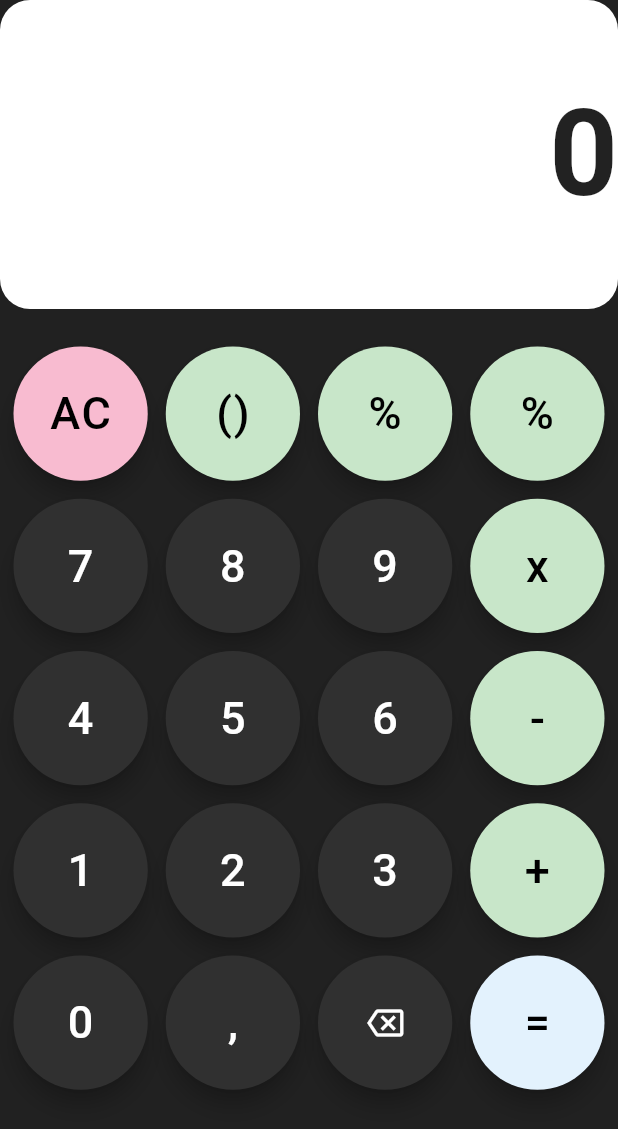
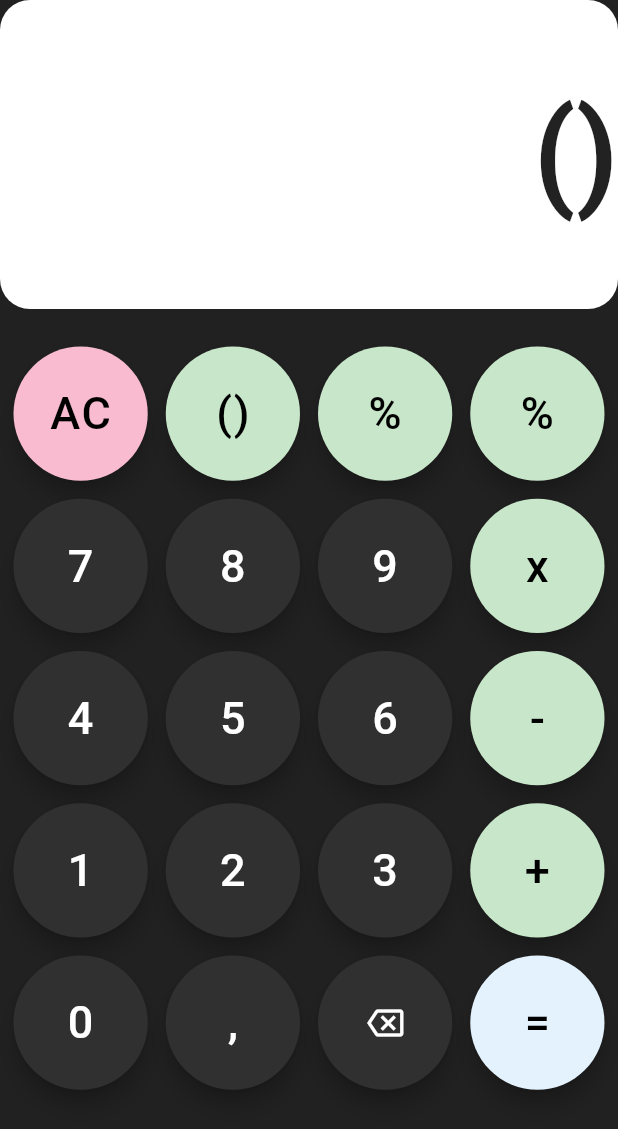
Before and after one commit to FelixBlessing/calculator, a Flutter app: the screen it shows after launch, after a tap on "()", on a phone screen of 412 x 824 dp. Shown: the top 1129 px of the screen. Run offline on Flutter 3.47's test engine with Material 2 defaults, Android fonts, the phone set to English and light mode, and no system bars.

Commit message:
Erste Buttonfunktionen

```diff
--- a/lib/presentation/calculation_page.dart
+++ b/lib/presentation/calculation_page.dart
@@ -1,11 +1,26 @@
 import 'package:flutter/material.dart';
 
-class CalculationPage extends StatelessWidget {
+class CalculationPage extends StatefulWidget {
   const CalculationPage({ Key? key }) : super(key: key);
 
   @override
+  _CalculationPage createState() => _CalculationPage();
+}
+
+class _CalculationPage extends State<CalculationPage> {
+  String _result = "0";
+  @override
   Widget build(BuildContext context) {
     final size = MediaQuery.of(context).size;
+
+
+    void setResult(String zahl) {
+      setState(() {
+        _result = zahl;
+      });
+  }
+
+
     return Scaffold(
       backgroundColor: Colors.grey[900],
 /*       appBar: AppBar(
@@ -23,7 +38,7 @@ class CalculationPage extends StatelessWidget {
               decoration: BoxDecoration(borderRadius: BorderRadius.circular(20), color: Colors.white),
               child: Align(
                 alignment: Alignment.centerRight,
-                child: Text("0", style: TextStyle(fontSize: 80, fontWeight: FontWeight.bold),)
+                child: Text(_result, style: TextStyle(fontSize: 80, fontWeight: FontWeight.bold),)
                 ),
             )),
             Flexible(
@@ -39,7 +54,7 @@ class CalculationPage extends StatelessWidget {
                     physics: const NeverScrollableScrollPhysics(),
                     children: [
                       FloatingActionButton(onPressed: (){}, backgroundColor: Colors.pink[100],child: Text("AC", style: TextStyle(fontSize: 30, color: Colors.black),),),
-                      FloatingActionButton(onPressed: (){}, backgroundColor: Colors.green[100],child: Text("()", style: TextStyle(fontSize: 30, color: Colors.black),),),
+                      FloatingActionButton(onPressed: (){setResult("()");}, backgroundColor: Colors.green[100],child: Text("()", style: TextStyle(fontSize: 30, color: Colors.black),),),
                       FloatingActionButton(onPressed: (){}, backgroundColor: Colors.green[100],child: Text("%", style: TextStyle(fontSize: 30, color: Colors.black),),),
                       FloatingActionButton(onPressed: (){}, backgroundColor: Colors.green[100],child: Text("%", style: TextStyle(fontSize: 30, color: Colors.black),),),
                       FloatingActionButton(onPressed: (){}, backgroundColor: Colors.grey[850],child: Text("7", style: TextStyle(fontSize: 30,),),),
```
